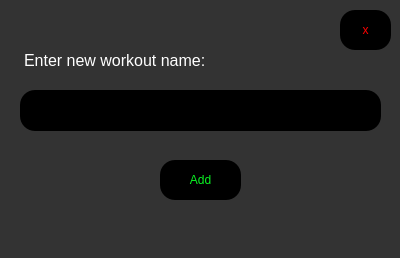
This is code/addnewworkoutdialog.ui in amroomargit/Forge as Qt 5 draws it before an edit. The edited form follows.
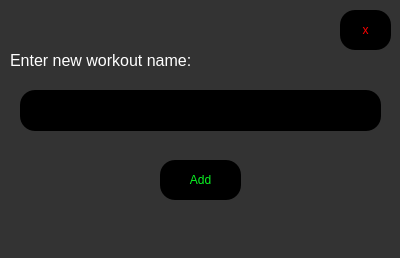
This is the edited form.

What changed in the file:
```diff
--- a/code/addnewworkoutdialog.ui
+++ b/code/addnewworkoutdialog.ui
@@ -14,10 +14,13 @@
    <string>Dialog</string>
   </property>
   <property name="styleSheet">
-   <string notr="true">background-color: #333333;
-color: white;
-border-radius: 15px;
-padding: 10px;</string>
+   <string notr="true">QDialog {
+    background-color: #333333;
+    color: white;
+    border-radius: 15px;
+    padding: 10px 20px;
+}
+</string>
   </property>
   <widget class="QPushButton" name="xButton">
    <property name="geometry">
@@ -114,6 +117,9 @@
      <pointsize>12</pointsize>
     </font>
    </property>
+   <property name="styleSheet">
+    <string notr="true">color:white;</string>
+   </property>
    <property name="text">
     <string>Enter new workout name:</string>
    </property>
```
